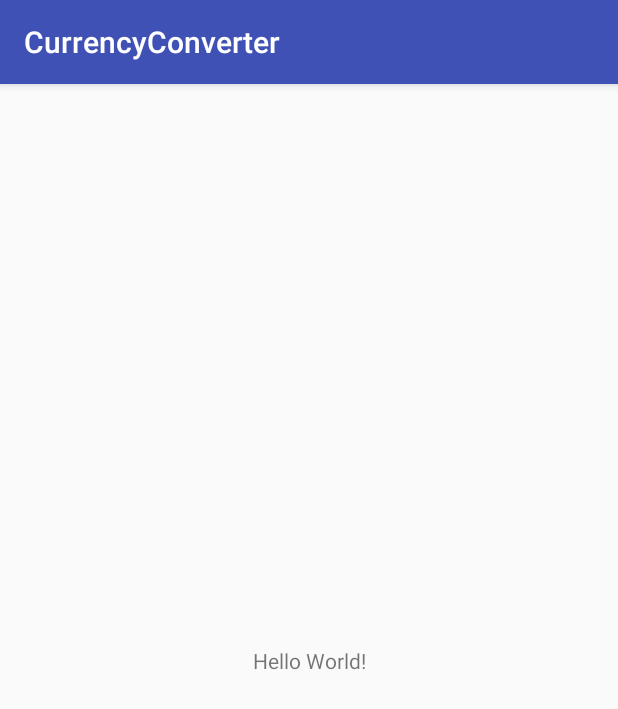
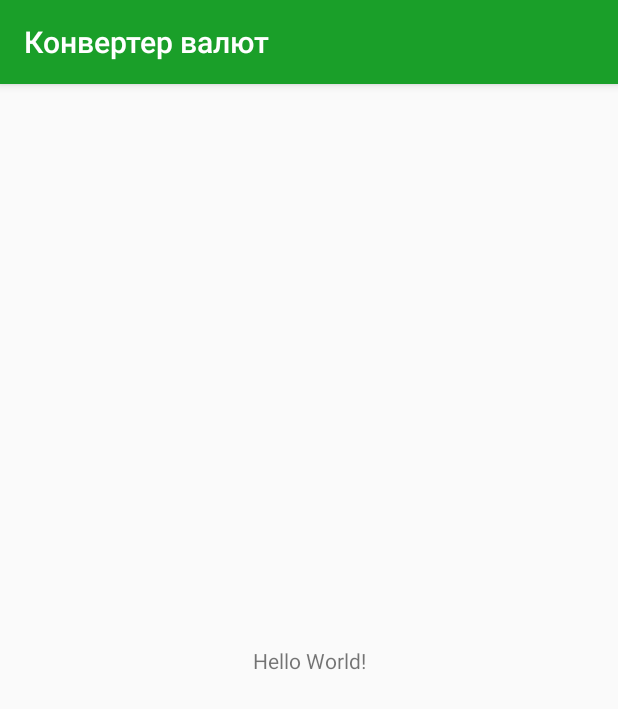
Before and after one commit to IluhaChg/CurrencyConverter, an Android app: the screen it shows after launch (MainActivity), on a phone screen of 412 x 824 dp. Shown: the top 709 px of the screen. Run offline under Robolectric (Android 15) with nearby library versions, the phone set to English and light mode, and no system bars.

Commit message:
Иконки-имя

```diff
--- a/app/src/main/AndroidManifest.xml
+++ b/app/src/main/AndroidManifest.xml
@@ -9,7 +9,9 @@
         android:roundIcon="@mipmap/ic_launcher_round"
         android:supportsRtl="true"
         android:theme="@style/AppTheme">
-        <activity android:name=".MainActivity">
+        <activity android:name=".MainActivity"
+                  android:screenOrientation="portrait">
+
             <intent-filter>
                 <action android:name="android.intent.action.MAIN" />
 
--- a/app/src/main/res/values/colors.xml
+++ b/app/src/main/res/values/colors.xml
@@ -1,6 +1,6 @@
 <?xml version="1.0" encoding="utf-8"?>
 <resources>
-    <color name="colorPrimary">#3F51B5</color>
-    <color name="colorPrimaryDark">#303F9F</color>
+    <color name="colorPrimary">#1A9f29</color>
+    <color name="colorPrimaryDark">#077413</color>
     <color name="colorAccent">#FF4081</color>
 </resources>
--- a/app/src/main/res/values/strings.xml
+++ b/app/src/main/res/values/strings.xml
@@ -1,3 +1,3 @@
 <resources>
-    <string name="app_name">CurrencyConverter</string>
+    <string name="app_name">Конвертер валют</string>
 </resources>
```
Also changed, not shown: app/src/main/res/mipmap-hdpi/ic_launcher.png, app/src/main/res/mipmap-hdpi/ic_launcher_round.png, app/src/main/res/mipmap-mdpi/ic_launcher.png, app/src/main/res/mipmap-mdpi/ic_launcher_round.png, app/src/main/res/mipmap-xhdpi/ic_launcher.png, app/src/main/res/mipmap-xhdpi/ic_launcher_round.png, app/src/main/res/mipmap-xxhdpi/ic_launcher.png, app/src/main/res/mipmap-xxhdpi/ic_launcher_round.png, app/src/main/res/mipmap-xxxhdpi/ic_launcher.png, app/src/main/res/mipmap-xxxhdpi/ic_launcher_round.png.
